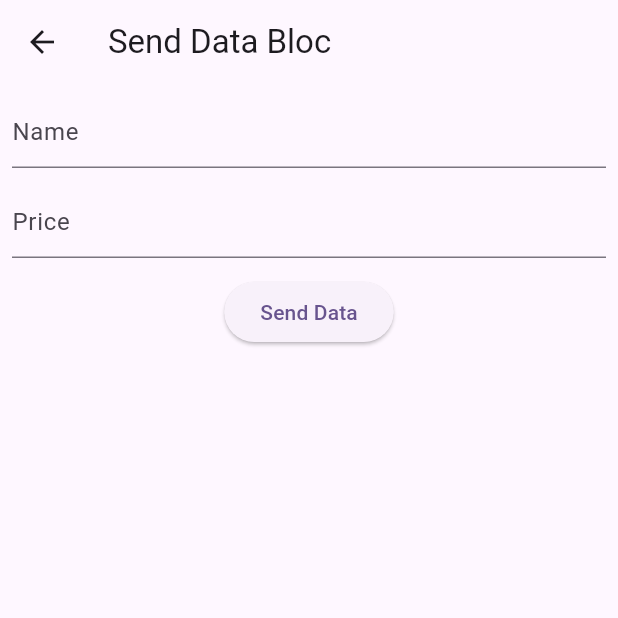
After one commit to huzaifak08/Flutter-Bloc-State-Management, a Flutter app: the CreateDataScreen screen opened directly, after a tap on "Send Data", on a phone screen of 412 x 824 dp, the top half of it. The commit adds this screen. Run offline on Flutter 3.47's test engine with Material 2 defaults, Android fonts, the phone set to English and light mode, and no system bars; our stand-ins replace cloud_firestore, firebase_core, flutter_bloc; accounts and stored records are empty.

Commit message:
Create in CRUD done Allhamdullilllah

```diff
--- /dev/null
+++ b/lib/Firestore/create_data_screen.dart
@@ -0,0 +1,42 @@
+import 'package:bloc_statemanagement/Firestore/data_bloc.dart';
+import 'package:flutter/material.dart';
+import 'package:flutter_bloc/flutter_bloc.dart';
+
+class CreateDataScreen extends StatelessWidget {
+  const CreateDataScreen({super.key});
+
+  @override
+  Widget build(BuildContext context) {
+    final DataBloc dataBloc = BlocProvider.of<DataBloc>(context);
+
+    final nameController = TextEditingController();
+    final priceController = TextEditingController();
+
+    return Scaffold(
+      appBar: AppBar(title: const Text('Send Data Bloc')),
+      body: Padding(
+        padding: const EdgeInsets.all(8.0),
+        child: Column(
+          children: [
+            TextField(
+              controller: nameController,
+              decoration: InputDecoration(hintText: 'Name'),
+            ),
+            SizedBox(height: 12),
+            TextField(
+              controller: priceController,
+              decoration: InputDecoration(hintText: 'Price'),
+            ),
+            SizedBox(height: 12),
+            ElevatedButton(
+                onPressed: () {
+                  dataBloc.add(DataSendEvent(
+                      name: nameController.text, price: priceController.text));
+                },
+                child: Text('Send Data'))
+          ],
+        ),
+      ),
+    );
+  }
+}
--- a/lib/Firestore/data_bloc.dart
+++ b/lib/Firestore/data_bloc.dart
@@ -1,46 +1,44 @@
-// import 'package:bloc_statemanagement/Firestore/database_service.dart';
-// import 'package:flutter_bloc/flutter_bloc.dart';
+import 'package:bloc_statemanagement/Firestore/database_service.dart';
+import 'package:flutter_bloc/flutter_bloc.dart';
 
-// class DataBloc extends Bloc<DataEvent, DataState> {
-//   DatabaseService databaseService;
+class DataBloc extends Bloc<DataEvent, DataState> {
+  DatabaseService databaseService;
 
-//   DataBloc(this.databaseService) : super(DataInitialState());
+  DataBloc(this.databaseService) : super(DataInitialState()) {
+    on<DataSendEvent>((event, emit) async {
+      emit(DataLoadingState());
 
-//   Stream<DataState> mapEventToState(DataEvent event) async* {
-//     if (event is DataSendEvent) {
-//       yield DataLoadingState();
+      try {
+        await databaseService.saveDataToFirestore(event.name, event.price);
+        emit(DataSendState());
+      } catch (e) {
+        emit(DataErrorState(e.toString()));
+      }
+    });
+  }
+}
 
-//       try {
-//         await databaseService.saveDataToFirestore(event.name, event.price);
-//         yield DataSendState();
-//       } catch (e) {
-//         DataErrorState(e.toString());
-//       }
-//     }
-//   }
-// }
+// Events:
 
-// // Events:
+abstract class DataEvent {}
 
-// abstract class DataEvent {}
+class DataSendEvent extends DataEvent {
+  final String name;
+  final String price;
+  DataSendEvent({required this.name, required this.price});
+}
 
-// class DataSendEvent extends DataEvent {
-//   final String name;
-//   final String price;
-//   DataSendEvent(this.name, this.price);
-// }
+// States:
 
-// // States:
+abstract class DataState {}
 
-// abstract class DataState {}
+class DataSendState extends DataState {}
 
-// class DataSendState extends DataState {}
+class DataErrorState extends DataState {
+  final String error;
+  DataErrorState(this.error);
+}
 
-// class DataErrorState extends DataState {
-//   final String error;
-//   DataErrorState(this.error);
-// }
+class DataInitialState extends DataState {}
 
-// class DataInitialState extends DataState {}
-
-// class DataLoadingState extends DataState {}
+class DataLoadingState extends DataState {}
--- a/lib/Firestore/database_service.dart
+++ b/lib/Firestore/database_service.dart
@@ -4,8 +4,8 @@ class DatabaseService {
   final CollectionReference blocProductCollection =
       FirebaseFirestore.instance.collection('bloc_products');
 
-  Future saveDataToFirestore(String name, String price) async {
-    return await blocProductCollection.add({
+  Future<void> saveDataToFirestore(String name, String price) async {
+    await blocProductCollection.add({
       'name': name,
       'price': price,
     });
--- a/lib/Firestore/fetch_data_screen.dart
+++ b/lib/Firestore/read_data_screen.dart
@@ -1,7 +1,8 @@
+import 'package:bloc_statemanagement/Firestore/create_data_screen.dart';
 import 'package:flutter/material.dart';
 
-class FetchDataFirestoreScreen extends StatelessWidget {
-  const FetchDataFirestoreScreen({super.key});
+class ReadDataScreen extends StatelessWidget {
+  const ReadDataScreen({super.key});
 
   @override
   Widget build(BuildContext context) {
@@ -9,7 +10,10 @@ class FetchDataFirestoreScreen extends StatelessWidget {
       appBar: AppBar(title: const Text('Fetch Data Bloc')),
       body: Column(children: []),
       floatingActionButton: FloatingActionButton(
-        onPressed: () {},
+        onPressed: () {
+          Navigator.push(context,
+              MaterialPageRoute(builder: (context) => CreateDataScreen()));
+        },
         child: const Icon(Icons.add),
       ),
     );
--- a/lib/main.dart
+++ b/lib/main.dart
@@ -1,6 +1,9 @@
 import 'package:bloc_statemanagement/Counter/counter_block.dart';
+import 'package:bloc_statemanagement/Firestore/data_bloc.dart';
+import 'package:bloc_statemanagement/Firestore/database_service.dart';
+import 'package:bloc_statemanagement/Firestore/read_data_screen.dart';
+import 'package:bloc_statemanagement/Firestore/create_data_screen.dart';
 import 'package:bloc_statemanagement/Message/message_block.dart';
-import 'package:bloc_statemanagement/Message/message_screen.dart';
 import 'package:firebase_core/firebase_core.dart';
 import 'package:flutter/material.dart';
 import 'package:flutter_bloc/flutter_bloc.dart';
@@ -14,13 +17,13 @@ void main() async {
 class MyApp extends StatelessWidget {
   const MyApp({super.key});
 
-  // This widget is the root of your application.
   @override
   Widget build(BuildContext context) {
     return MultiBlocProvider(
       providers: [
         BlocProvider<CounterBloc>(create: (context) => CounterBloc()),
-        BlocProvider<MessageBloc>(create: (context) => MessageBloc())
+        BlocProvider<MessageBloc>(create: (context) => MessageBloc()),
+        BlocProvider<DataBloc>(create: (context) => DataBloc(DatabaseService()))
       ],
       child: MaterialApp(
         title: 'Flutter Demo',
@@ -28,7 +31,7 @@ class MyApp extends StatelessWidget {
           colorScheme: ColorScheme.fromSeed(seedColor: Colors.deepPurple),
           useMaterial3: true,
         ),
-        home: const MessageScreen(),
+        home: const ReadDataScreen(),
       ),
     );
   }
```
Also changed, not shown: lib/Firestore/send_data_screen.dart (deleted, +0 -32 lines), 1 other file.
